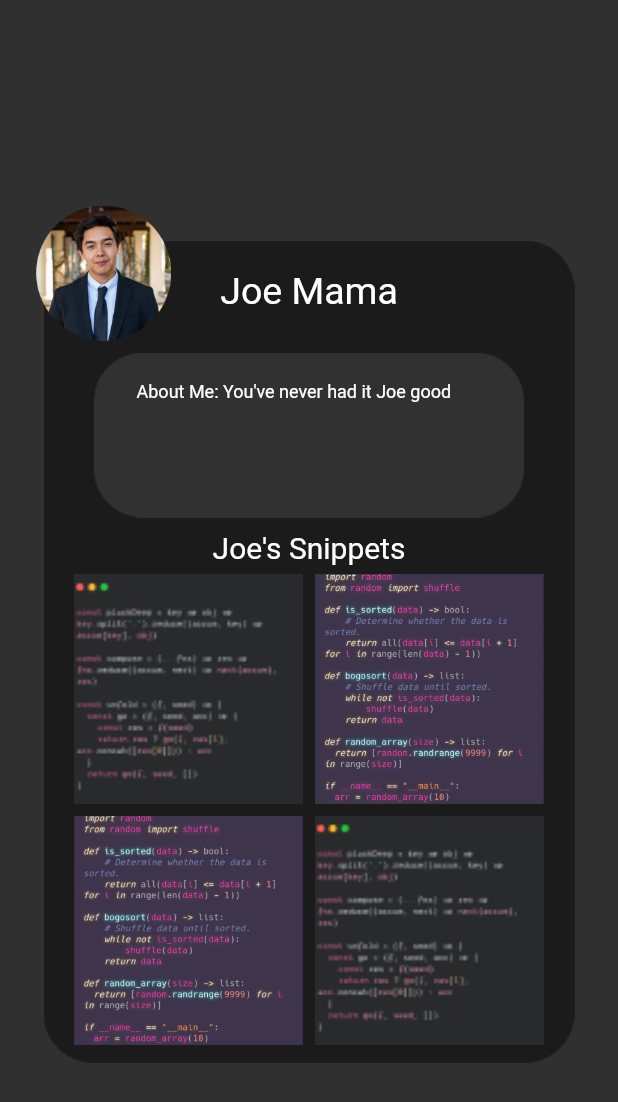
After one commit to pstoebenau/large_project, a Flutter app: the screen it shows after launch, after a tap on an icon or button, on a phone screen of 412 x 824 dp. The commit adds this screen. Shown: the top 1102 px of the screen. Run offline on Flutter 3.47's test engine with Material 2 defaults, Android fonts, the light colour scheme and no system bars.

Commit message:
Added some functionality to the edit page

```diff
--- a/app/lib/account-edit.dart
+++ b/app/lib/account-edit.dart
@@ -1,4 +1,5 @@
 import 'package:flutter/material.dart';
+import './upload-snippet.dart';
 
 class AccountEditPage extends StatelessWidget {
   const AccountEditPage();
@@ -29,16 +30,31 @@ class AccountEditPage extends StatelessWidget {
                   Align(
                     alignment: Alignment(-.85, -1),
                     child: Container(
+                      // Grab from API a profile picture
                       child: Image.asset("assets/joe.png",
                           width: 90, height: 90, fit: BoxFit.cover),
                     ),
                   ),
-                  Expanded(
-                    child: Align(
-                      alignment: Alignment(.6, -.85),
-                      child: Container(
-                        child: Image.asset("assets/edit.png",
-                            width: 30, height: 30, fit: BoxFit.cover),
+                  Align(
+                    alignment: Alignment(.7, -.88),
+                    child: Container(
+                      child: FlatButton(
+                        padding: EdgeInsets.all(0.0),
+                        onPressed: () {
+                          Navigator.push(
+                            context,
+                            MaterialPageRoute(
+                              builder: (context) => UploadSnippet(),
+                            ),
+                          );
+                        },
+                        // This should be replaced with user profile picture
+                        // Associated with the snippet
+                        child: Container(
+                          // Button that will go to the edit page
+                          child: Image.asset("assets/edit.png",
+                              width: 30, height: 30, fit: BoxFit.cover),
+                        ),
                       ),
                     ),
                   ),
@@ -46,6 +62,7 @@ class AccountEditPage extends StatelessWidget {
                     alignment: Alignment(0, -.85),
                     child: Container(
                       child: Text(
+                        // Grab from API the user's name
                         'Joe Mama',
                         style: TextStyle(fontSize: 25),
                       ),
@@ -55,6 +72,7 @@ class AccountEditPage extends StatelessWidget {
                     alignment: Alignment(-.45, -.62),
                     child: Container(
                       child: Text(
+                        // Grab this from API too
                         'username: Joe_Mama',
                         style: TextStyle(fontSize: 17),
                       ),
@@ -64,6 +82,7 @@ class AccountEditPage extends StatelessWidget {
                     alignment: Alignment(-.43, -.5),
                     child: Container(
                       child: Text(
+                        // Grab this from the API
                         'email: joe@mama.com',
                         style: TextStyle(fontSize: 17),
                       ),
@@ -82,6 +101,7 @@ class AccountEditPage extends StatelessWidget {
                     alignment: Alignment(-.1, -.28),
                     child: Container(
                       child: Text(
+                        // Grab the description from the API
                         'About Me: You\'ve never had it Joe good',
                         style: TextStyle(fontSize: 12),
                       ),
@@ -96,9 +116,33 @@ class AccountEditPage extends StatelessWidget {
                       ),
                     ),
                   ),
+                  // Button to go to the upload snippet page insert here
+                  Align(
+                    alignment: Alignment(.8, 0.085),
+                    child: Container(
+                      child: FlatButton(
+                        padding: EdgeInsets.all(0.0),
+                        onPressed: () {
+                          Navigator.push(
+                            context,
+                            MaterialPageRoute(
+                              builder: (context) => UploadSnippet(),
+                            ),
+                          );
+                        },
+                        // This should be replaced with user profile picture
+                        // Associated with the snippet
+                        child: Text(
+                          '+',
+                          style: TextStyle(fontSize: 20),
+                        ),
+                      ),
+                    ),
+                  ),
                   Align(
                     alignment: Alignment(-.68, .4),
                     child: Container(
+                      // snippet from API
                       child: Image.asset("assets/carbon (5) 3.png",
                           width: 100, height: 100),
                     ),
@@ -106,6 +150,7 @@ class AccountEditPage extends StatelessWidget {
                   Align(
                     alignment: Alignment(0, .4),
                     child: Container(
+                      // snippet from API
                       child: Image.asset("assets/bogosort.png",
                           width: 100, height: 100, fit: BoxFit.cover),
                     ),
@@ -113,6 +158,7 @@ class AccountEditPage extends StatelessWidget {
                   Align(
                     alignment: Alignment(.68, .4),
                     child: Container(
+                      // snippet from API
                       child: Image.asset("assets/carbon (5) 3.png",
                           width: 100, height: 100),
                     ),
@@ -120,6 +166,7 @@ class AccountEditPage extends StatelessWidget {
                   Align(
                     alignment: Alignment(-.68, .82),
                     child: Container(
+                      // snippet from API
                       child: Image.asset("assets/bogosort.png",
                           width: 100, height: 100, fit: BoxFit.cover),
                     ),
@@ -127,6 +174,7 @@ class AccountEditPage extends StatelessWidget {
                   Align(
                     alignment: Alignment(0, .82),
                     child: Container(
+                      // snippet from API
                       child: Image.asset("assets/carbon (5) 3.png",
                           width: 100, height: 100, fit: BoxFit.cover),
                     ),
@@ -134,6 +182,7 @@ class AccountEditPage extends StatelessWidget {
                   Align(
                     alignment: Alignment(.68, .82),
                     child: Container(
+                      // snippet from API
                       child: Image.asset("assets/bogosort.png",
                           width: 100, height: 100, fit: BoxFit.cover),
                     ),
--- /dev/null
+++ b/app/lib/upload-snippet.dart
@@ -0,0 +1,117 @@
+import 'package:flutter/material.dart';
+
+class UploadSnippet extends StatelessWidget {
+  const UploadSnippet();
+  @override
+  Widget build(BuildContext context) {
+    return Scaffold(
+      body: Center(
+        child: Column(
+          mainAxisAlignment: MainAxisAlignment.spaceBetween,
+          children: [
+            SizedBox(height: 50),
+            SizedBox(
+              width: 700,
+              height: 600,
+              child: Stack(
+                children: <Widget>[
+                  // This is the rectangle background
+                  Align(
+                    alignment: Alignment(0, -0.1),
+                    child: Container(
+                      child: Image.asset(
+                        "assets/Rectangle 27.png",
+                        width: 550,
+                        height: 550,
+                      ),
+                    ),
+                  ),
+                  Align(
+                    alignment: Alignment(-.85, -1),
+                    child: Container(
+                      // This is the user profile picture
+                      // This should grab the API user profile pic
+                      child: Image.asset("assets/joe.png",
+                          width: 90, height: 90, fit: BoxFit.cover),
+                    ),
+                  ),
+                  Align(
+                    alignment: Alignment(0, -.85),
+                    child: Container(
+                      child: Text(
+                        'Joe Mama',
+                        style: TextStyle(fontSize: 25),
+                      ),
+                    ),
+                  ),
+                  Expanded(
+                    child: Align(
+                      alignment: Alignment(0, -.6),
+                      child: Container(
+                        child: Image.asset("assets/Rectangle 28.png",
+                            width: 287, height: 110),
+                      ),
+                    ),
+                  ),
+                  Align(
+                    alignment: Alignment(-.1, -.6),
+                    child: Container(
+                      child: Text(
+                        // This is the user description, it should
+                        // Grab from the API the user description
+                        'About Me: You\'ve never had it Joe good',
+                        style: TextStyle(fontSize: 12),
+                      ),
+                    ),
+                  ),
+                  Align(
+                    alignment: Alignment(0, -.25),
+                    child: Container(
+                      child: Text(
+                        'Joe\'s Snippets',
+                        style: TextStyle(fontSize: 20),
+                      ),
+                    ),
+                  ),
+                  Align(
+                    alignment: Alignment(-.62, 0.1),
+                    child: Container(
+                      // This should be replaced by a snippet from the user
+                      child: Image.asset("assets/carbon (5) 3.png",
+                          width: 153, height: 153, fit: BoxFit.cover),
+                    ),
+                  ),
+                  Align(
+                    alignment: Alignment(.62, .1),
+                    child: Container(
+                      // User snippet here
+                      child: Image.asset("assets/bogosort.png",
+                          width: 153, height: 153, fit: BoxFit.cover),
+                    ),
+                  ),
+                  Align(
+                    alignment: Alignment(-.62, .82),
+                    child: Container(
+                      // User snippet here
+                      child: Image.asset("assets/bogosort.png",
+                          width: 153, height: 153, fit: BoxFit.cover),
+                    ),
+                  ),
+                  Align(
+                    alignment: Alignment(.62, .82),
+                    child: Container(
+                      // User snippet here
+                      child: Image.asset("assets/carbon (5) 3.png",
+                          width: 153, height: 153, fit: BoxFit.cover),
+                    ),
+                  ),
+                ],
+              ),
+            ),
+            SizedBox(height: 0),
+          ],
+        ),
+      ),
+    );
+  }
+}
```
